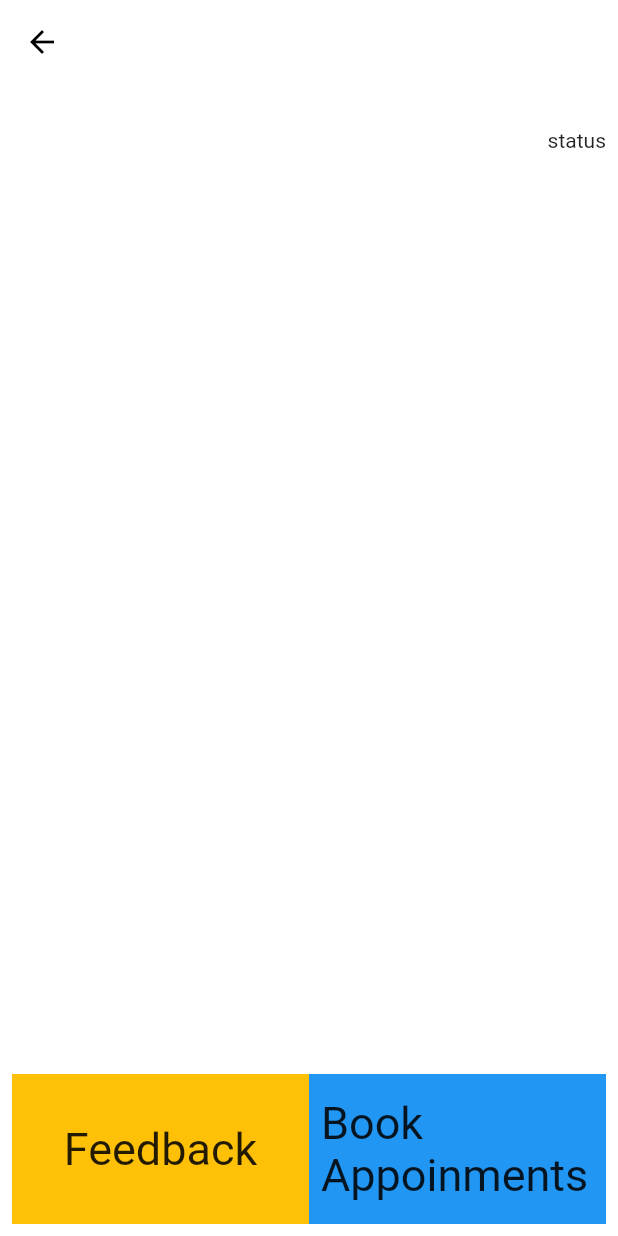
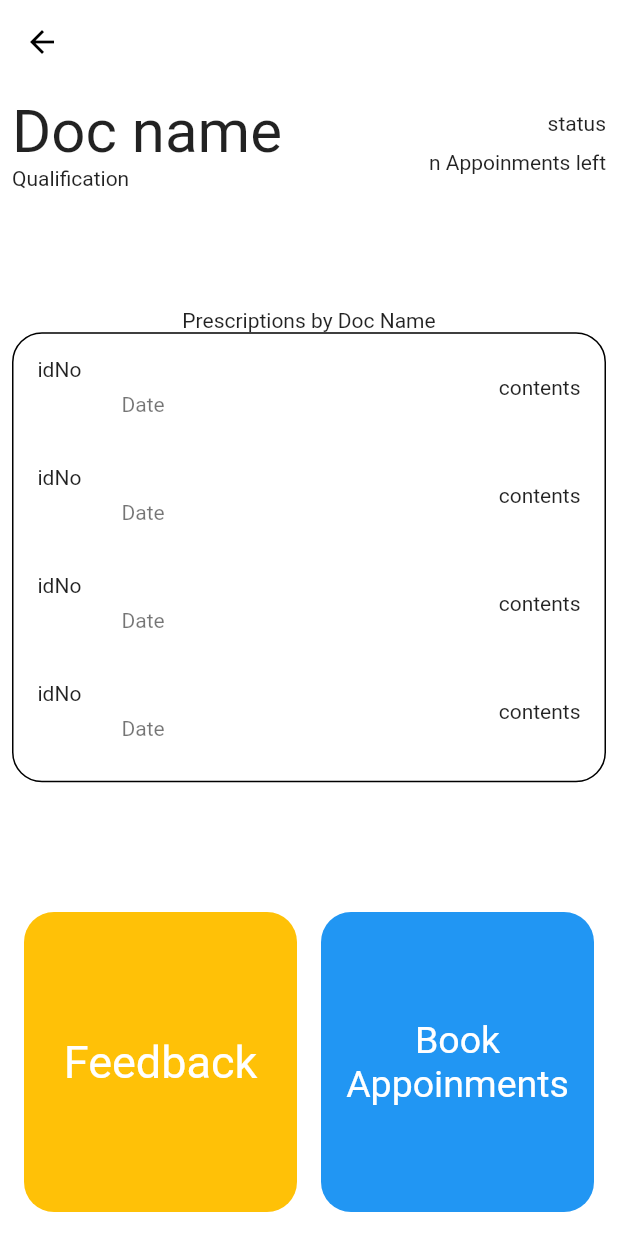
Before and after one commit to ShanuFutura/HeartBeat, a Flutter app: the DoctorView screen opened directly with empty values, on a phone screen of 412 x 824 dp. Run offline on Flutter 3.47's test engine with Material 2 defaults, Android fonts, the light colour scheme and no system bars; our stand-ins replace carousel_slider, dropdown_search.

Commit message:
doc page designed

```diff
--- a/heartbeat/lib/screens/doctor_view.dart
+++ b/heartbeat/lib/screens/doctor_view.dart
@@ -1,4 +1,5 @@
 import 'package:flutter/material.dart';
+import 'package:heartbeat/models/dummy_lists.dart';
 
 class DoctorView extends StatelessWidget {
   // const DoctorView({ Key? key }) : super(key: key);
@@ -24,13 +25,64 @@ class DoctorView extends StatelessWidget {
             child: Row(
               mainAxisAlignment: MainAxisAlignment.spaceBetween,
               children: [
+                Expanded(
+                  flex: 6,
+                  child: Container(
+                    // color: Colors.amber,
+                    // width: 250,
+                    child: Column(
+                      crossAxisAlignment: CrossAxisAlignment.start,
+                      children: const [
+                        Text(
+                          'Doc name',
+                          style: TextStyle(fontSize: 40),
+                        ),
+                        Text('Qualification')
+                      ],
+                    ),
+                  ),
+                ),
+                SizedBox(width: 20),
+                Expanded(
+                  flex: 4,
+                  child: Column(
+                    crossAxisAlignment: CrossAxisAlignment.end,
+                    children: const [
+                      Text('status'),
+                      SizedBox(
+                        height: 10,
+                      ),
+                      Text('n Appoinments left'),
+                    ],
+                  ),
+                )
+              ],
+            ),
+          ),
+          Padding(
+            padding: const EdgeInsets.all(8.0),
+            child: Column(
+              children: [
+                Text('Prescriptions by Doc Name'),
                 Container(
-                    // color: Colors.amber,
-                    width: 250,
-                    child: Text(arg, style: TextStyle(fontSize: 50))),
-                Text(
-                  'status',
-                )
+                  decoration: BoxDecoration(
+                      border: Border.all(width: 1),
+                      borderRadius:
+                          const BorderRadius.all(Radius.circular(20))),
+                  height: 300,
+                  child: ListView.builder(
+                      itemCount: DummyLists.prescriptionsList.length,
+                      itemBuilder: (ctx, index) {
+                        return ListTile(
+                          leading: Text(DummyLists.prescriptionsList[index]
+                              ['PrescriptionId']!),
+                          subtitle: Text(DummyLists.prescriptionsList[index]
+                              ['PrescriptionDate']!),
+                          trailing: Text(
+                              DummyLists.prescriptionsList[index]['contents']!),
+                        );
+                      }),
+                ),
               ],
             ),
           ),
@@ -40,30 +92,56 @@ class DoctorView extends StatelessWidget {
               mainAxisAlignment: MainAxisAlignment.spaceAround,
               children: [
                 Expanded(
-                  child: Container(
-                    height: 100,
-                    color: Colors.amber,
-                    child: Center(
+                  child: GestureDetector(
+                    onTap: () {},
                     child: Padding(
                       padding: const EdgeInsets.all(8.0),
+                      child: Container(
+                        decoration: const BoxDecoration(
+                          borderRadius: BorderRadius.all(
+                            Radius.circular(20),
+                          ),
+                          color: Colors.amber,
+                        ),
+                        height: 200,
+                        child: const Center(
+                          child: Padding(
+                            padding: EdgeInsets.all(8.0),
                             child: Text(
                               'Feedback',
-                          style: TextStyle(fontSize: 30),
+                              style:
+                                  TextStyle(fontSize: 30, color: Colors.white),
+                            ),
+                          ),
                         ),
                       ),
                     ),
                   ),
                 ),
                 Expanded(
+                  child: GestureDetector(
+                    onTap: () {},
+                    child: Padding(
+                      padding: const EdgeInsets.all(8.0),
                       child: Container(
-                    height: 100,
+                        decoration: const BoxDecoration(
+                          borderRadius: BorderRadius.all(
+                            Radius.circular(20),
+                          ),
                           color: Colors.blue,
-                    child: Center(
+                        ),
+                        height: 200,
+                        // color: Colors.blue,s
+                        child: const Center(
                           child: Padding(
                             padding: const EdgeInsets.all(8.0),
                             child: Text(
                               'Book Appoinments',
-                          style: TextStyle(fontSize: 30),
+                              textAlign: TextAlign.center,
+                              style:
+                                  TextStyle(fontSize: 25, color: Colors.white),
+                            ),
+                          ),
                         ),
                       ),
                     ),
--- a/heartbeat/pubspec.yaml
+++ b/heartbeat/pubspec.yaml
@@ -31,6 +31,7 @@ dependencies:
     sdk: flutter
   carousel_slider: ^4.0.0
   dropdown_search: ^2.0.1
+  search_widget: ^1.0.2
 
 
   # The following adds the Cupertino Icons font to your application.
```
Also changed, not shown: doc_tools.jpg (added), doc_with_phone.jpg (added), heart.png (added), heartbeat/pubspec.lock, medicines.jpeg (added), 3 other files. Lines whose indentation alone changed are shown as unchanged.
